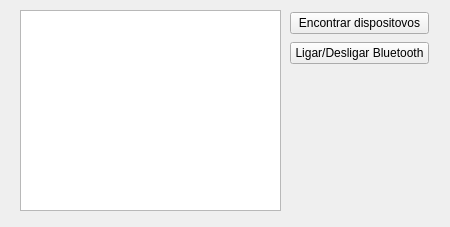
First picture: the form in ui/ui_files/logger.ui, repository JPCassimiro/JHMR, before the edit.
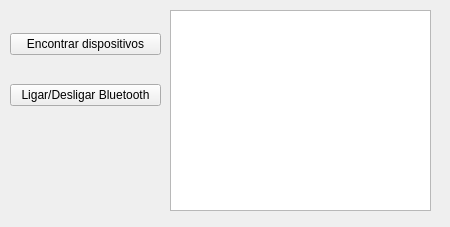
Second picture: the form after the edit.

```diff
--- a/ui/ui_files/logger.ui
+++ b/ui/ui_files/logger.ui
@@ -2,6 +2,14 @@
 <ui version="4.0">
  <class>Form</class>
  <widget class="QWidget" name="Form">
+  <property name="geometry">
+   <rect>
+    <x>0</x>
+    <y>0</y>
+    <width>450</width>
+    <height>227</height>
+   </rect>
+  </property>
   <property name="sizePolicy">
    <sizepolicy hsizetype="Preferred" vsizetype="Preferred">
     <horstretch>0</horstretch>
@@ -20,7 +28,7 @@
   <widget class="QPlainTextEdit" name="logWindow">
    <property name="geometry">
     <rect>
-     <x>20</x>
+     <x>170</x>
      <y>10</y>
      <width>261</width>
      <height>201</height>
@@ -36,17 +44,17 @@
   <widget class="QWidget" name="layoutWidget">
    <property name="geometry">
     <rect>
-     <x>290</x>
+     <x>10</x>
      <y>10</y>
-     <width>139</width>
-     <height>56</height>
+     <width>151</width>
+     <height>121</height>
     </rect>
    </property>
    <layout class="QVBoxLayout" name="verticalLayout">
     <item>
      <widget class="QPushButton" name="findButton">
       <property name="text">
-       <string>Encontrar dispositovos</string>
+       <string>Encontrar dispositivos</string>
       </property>
      </widget>
     </item>
```
